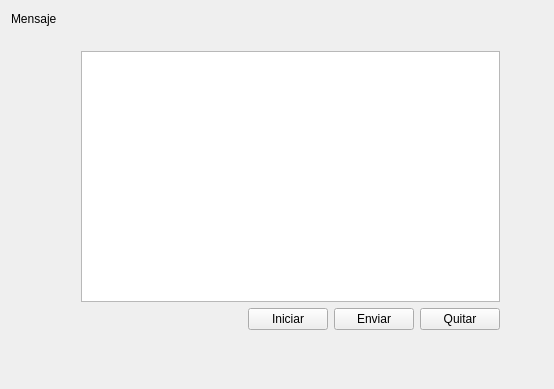
Above: IDE_C/widget.ui from delias2798/C- before the change. Below: the same form after it.
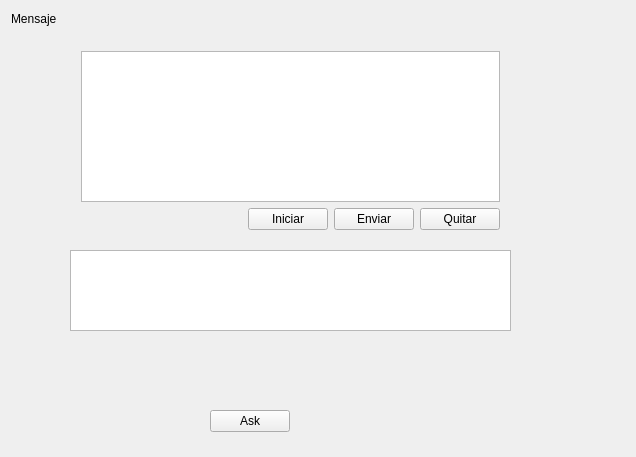
That is the form after the change.

Patch:
```diff
--- a/IDE_C/widget.ui
+++ b/IDE_C/widget.ui
@@ -6,8 +6,8 @@
    <rect>
     <x>0</x>
     <y>0</y>
-    <width>554</width>
-    <height>389</height>
+    <width>636</width>
+    <height>457</height>
    </rect>
   </property>
   <property name="windowTitle">
@@ -26,13 +26,13 @@
     <string>Mensaje</string>
    </property>
   </widget>
-  <widget class="QWidget" name="">
+  <widget class="QWidget" name="layoutWidget">
    <property name="geometry">
     <rect>
      <x>70</x>
      <y>40</y>
      <width>441</width>
-     <height>301</height>
+     <height>201</height>
     </rect>
    </property>
    <layout class="QVBoxLayout" name="verticalLayout">
@@ -79,6 +79,29 @@
     </item>
    </layout>
   </widget>
+  <widget class="QPushButton" name="Ask">
+   <property name="geometry">
+    <rect>
+     <x>210</x>
+     <y>410</y>
+     <width>80</width>
+     <height>22</height>
+    </rect>
+   </property>
+   <property name="text">
+    <string>Ask</string>
+   </property>
+  </widget>
+  <widget class="QPlainTextEdit" name="StdOut">
+   <property name="geometry">
+    <rect>
+     <x>70</x>
+     <y>250</y>
+     <width>441</width>
+     <height>81</height>
+    </rect>
+   </property>
+  </widget>
  </widget>
  <layoutdefault spacing="6" margin="11"/>
  <resources/>
```
